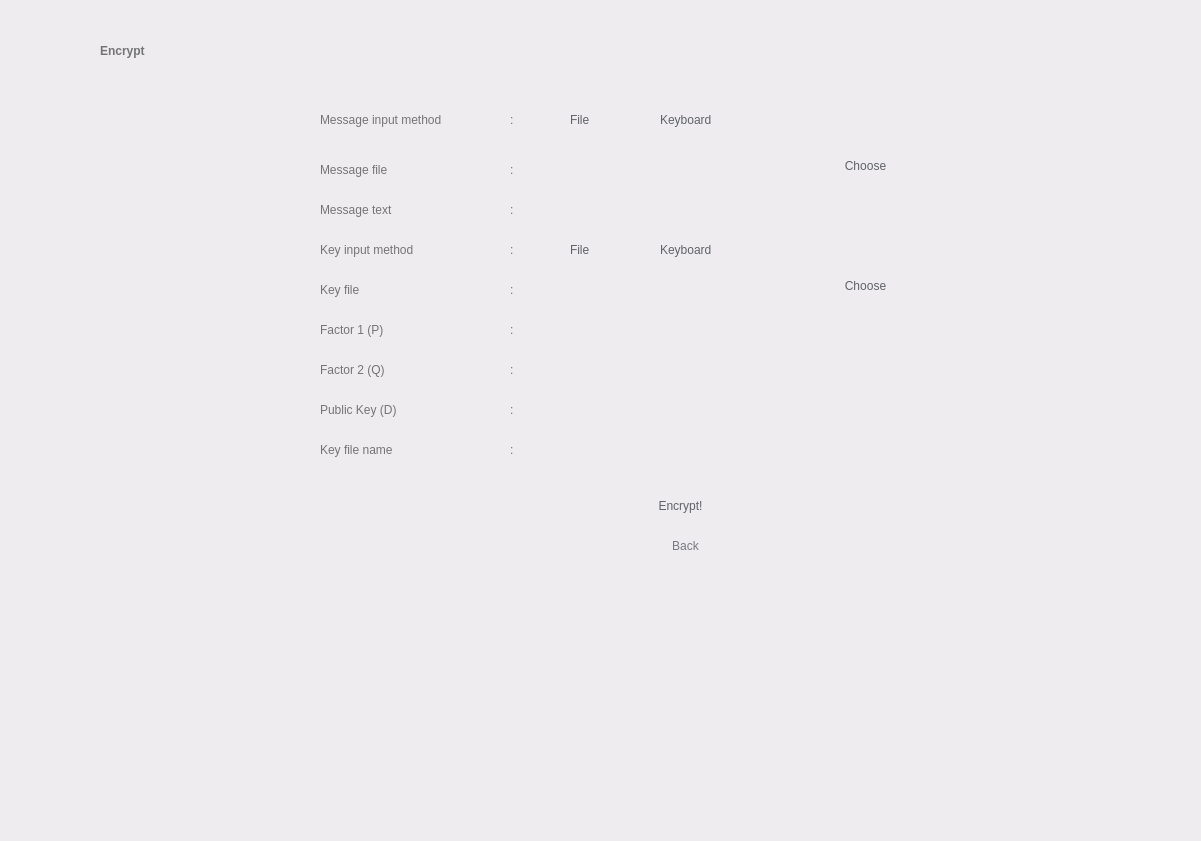
salsabiilashifa11/CryptoCalculator, file UI/RSA/RSA-decrypt.ui: the form before one commit.
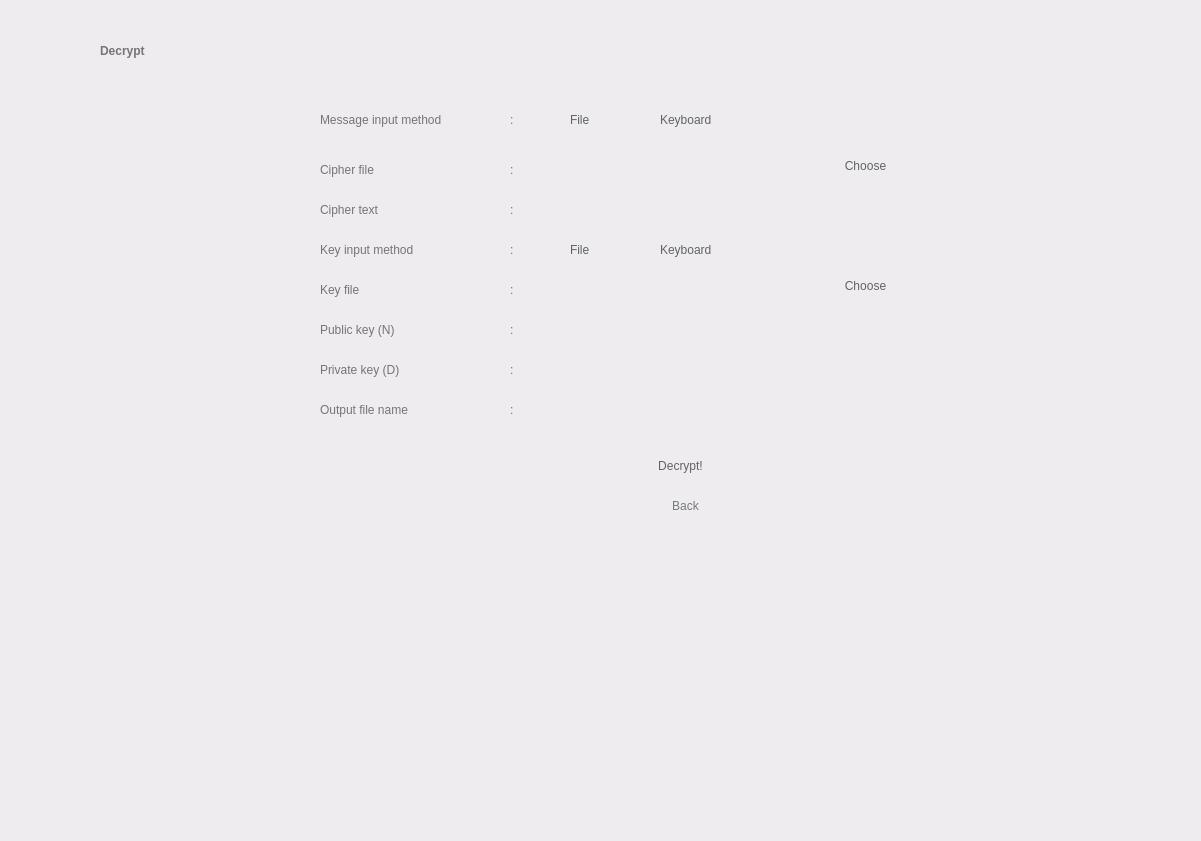
The form after the commit.

Patch:
```diff
--- a/UI/RSA/RSA-decrypt.ui
+++ b/UI/RSA/RSA-decrypt.ui
@@ -47,7 +47,7 @@
 </string>
     </property>
     <property name="text">
-     <string>Encrypt</string>
+     <string>Decrypt</string>
     </property>
     <property name="alignment">
      <set>Qt::AlignLeading|Qt::AlignLeft|Qt::AlignVCenter</set>
@@ -57,7 +57,7 @@
     <property name="geometry">
      <rect>
       <x>600</x>
-      <y>480</y>
+      <y>440</y>
       <width>161</width>
       <height>51</height>
      </rect>
@@ -69,7 +69,7 @@
 </string>
     </property>
     <property name="text">
-     <string>Encrypt!</string>
+     <string>Decrypt!</string>
     </property>
    </widget>
    <widget class="QRadioButton" name="inputButton_1">
@@ -230,7 +230,7 @@
 color: rgb(116, 116, 118);</string>
     </property>
     <property name="text">
-     <string>Message file</string>
+     <string>Cipher file</string>
     </property>
     <property name="alignment">
      <set>Qt::AlignLeading|Qt::AlignLeft|Qt::AlignVCenter</set>
@@ -251,7 +251,7 @@
 color: rgb(116, 116, 118);</string>
     </property>
     <property name="text">
-     <string>Message text</string>
+     <string>Cipher text</string>
     </property>
     <property name="alignment">
      <set>Qt::AlignLeading|Qt::AlignLeft|Qt::AlignVCenter</set>
@@ -272,7 +272,7 @@
 color: rgb(116, 116, 118);</string>
     </property>
     <property name="text">
-     <string>Factor 1 (P)</string>
+     <string>Public key (N)</string>
     </property>
     <property name="alignment">
      <set>Qt::AlignLeading|Qt::AlignLeft|Qt::AlignVCenter</set>
@@ -366,7 +366,7 @@
     <property name="geometry">
      <rect>
       <x>650</x>
-      <y>530</y>
+      <y>490</y>
       <width>71</width>
       <height>31</height>
      </rect>
@@ -475,7 +475,7 @@
 color: rgb(116, 116, 118);</string>
     </property>
     <property name="text">
-     <string>Factor 2 (Q)</string>
+     <string>Private key (D)</string>
     </property>
     <property name="alignment">
      <set>Qt::AlignLeading|Qt::AlignLeft|Qt::AlignVCenter</set>
@@ -502,69 +502,11 @@
      <set>Qt::AlignLeading|Qt::AlignLeft|Qt::AlignVCenter</set>
     </property>
    </widget>
-   <widget class="QLineEdit" name="PublicKeyField">
-    <property name="geometry">
-     <rect>
-      <x>530</x>
-      <y>390</y>
-      <width>291</width>
-      <height>31</height>
-     </rect>
-    </property>
-    <property name="styleSheet">
-     <string notr="true">border-radius: 2px;
-padding-left: 10px;
-color: rgb(116, 116, 118);
-</string>
-    </property>
-   </widget>
-   <widget class="QLabel" name="label_11">
-    <property name="geometry">
-     <rect>
-      <x>320</x>
-      <y>400</y>
-      <width>171</width>
-      <height>20</height>
-     </rect>
-    </property>
-    <property name="styleSheet">
-     <string notr="true">background-color: rgba(255, 255, 255, 0);
-font: 15pt &quot;Product Sans&quot;;
-color: rgb(116, 116, 118);</string>
-    </property>
-    <property name="text">
-     <string>Public Key (D)</string>
-    </property>
-    <property name="alignment">
-     <set>Qt::AlignLeading|Qt::AlignLeft|Qt::AlignVCenter</set>
-    </property>
-   </widget>
-   <widget class="QLabel" name="label_18">
-    <property name="geometry">
-     <rect>
-      <x>510</x>
-      <y>400</y>
-      <width>16</width>
-      <height>20</height>
-     </rect>
-    </property>
-    <property name="styleSheet">
-     <string notr="true">background-color: rgba(255, 255, 255, 0);
-font: 15pt &quot;Product Sans&quot;;
-color: rgb(116, 116, 118);</string>
-    </property>
-    <property name="text">
-     <string>:</string>
-    </property>
-    <property name="alignment">
-     <set>Qt::AlignLeading|Qt::AlignLeft|Qt::AlignVCenter</set>
-    </property>
-   </widget>
    <widget class="QLineEdit" name="KeyFileName">
     <property name="geometry">
      <rect>
       <x>530</x>
-      <y>430</y>
+      <y>390</y>
       <width>291</width>
       <height>31</height>
      </rect>
@@ -580,7 +522,7 @@
     <property name="geometry">
      <rect>
       <x>320</x>
-      <y>440</y>
+      <y>400</y>
       <width>171</width>
       <height>20</height>
      </rect>
@@ -591,7 +533,7 @@
 color: rgb(116, 116, 118);</string>
     </property>
     <property name="text">
-     <string>Key file name</string>
+     <string>Output file name</string>
     </property>
     <property name="alignment">
      <set>Qt::AlignLeading|Qt::AlignLeft|Qt::AlignVCenter</set>
@@ -601,7 +543,7 @@
     <property name="geometry">
      <rect>
       <x>510</x>
-      <y>440</y>
+      <y>400</y>
       <width>16</width>
       <height>20</height>
      </rect>
@@ -622,7 +564,7 @@
     <property name="geometry">
      <rect>
       <x>320</x>
-      <y>600</y>
+      <y>560</y>
       <width>591</width>
       <height>181</height>
      </rect>
```
Left out of the diff: 8 changed lines with no effect on the pictures.
